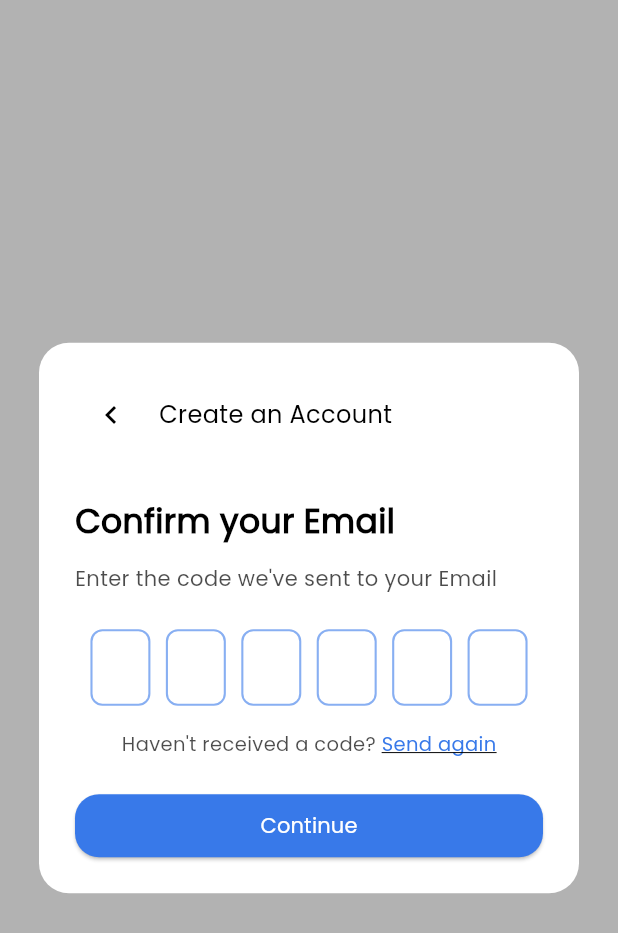
After one commit to KirjaSwappi/kirjaswappi-app, a Flutter app: the VerifyEmailModal screen opened directly, on a phone screen of 412 x 824 dp. The commit adds this screen. Shown: the top 933 px of the screen. Run offline on Flutter 3.47's test engine with Material 3 defaults, Android fonts, the phone set to English and light mode, and no system bars.

Commit message:
Signup and Verify added final

```diff
--- /dev/null
+++ b/lib/verify_email_modal.dart
@@ -0,0 +1,227 @@
+import 'package:flutter/material.dart';
+
+class VerifyEmailModal extends StatelessWidget {
+  const VerifyEmailModal({super.key});
+
+  @override
+  Widget build(BuildContext context) {
+    final colorScheme = Theme.of(context).colorScheme;
+    final textColor = colorScheme.onSurface;
+    final backgroundColor = Theme.of(context).brightness == Brightness.light
+        ? Colors.white
+        : colorScheme.surface;
+
+    return GestureDetector(
+      onTap: () => FocusScope.of(context).unfocus(),
+      child: Scaffold(
+        backgroundColor: Colors.black.withOpacity(0.3), // Dimmed background
+        body: Center(
+          child: Container(
+            margin: const EdgeInsets.symmetric(horizontal: 0, vertical: 64),
+            padding: const EdgeInsets.symmetric(horizontal: 24, vertical: 24),
+            decoration: BoxDecoration(
+              color: backgroundColor,
+              borderRadius: BorderRadius.circular(20),
+            ),
+            width: 360,
+            child: Column(
+              mainAxisSize: MainAxisSize.min,
+              crossAxisAlignment: CrossAxisAlignment.stretch,
+              children: [
+                Row(
+                  children: [
+                    IconButton(
+                      icon: Icon(
+                        Icons.chevron_left,
+                        size: 24,
+                        color: textColor,
+                      ),
+                      padding: EdgeInsets.zero,
+                      onPressed: () => Navigator.pop(context),
+                    ),
+                    const SizedBox(width: 8),
+                    Text(
+                      'Create an Account',
+                      style: const TextStyle(
+                        fontFamily: 'Poppins',
+                        fontWeight: FontWeight.w500,
+                        fontSize: 16,
+                      ),
+                    ),
+                  ],
+                ),
+                const SizedBox(height: 32),
+                Text(
+                  "Confirm your Email",
+                  textAlign: TextAlign.left,
+                  style: const TextStyle(
+                    fontFamily: 'Poppins',
+                    fontWeight: FontWeight.bold,
+                    fontSize: 22,
+                  ),
+                ),
+                const SizedBox(height: 12),
+                Text(
+                  "Enter the code we've sent to your Email",
+                  style: TextStyle(
+                    fontFamily: 'Poppins',
+                    fontSize: 14,
+                    fontWeight: FontWeight.w300,
+                    color: textColor.withOpacity(0.7),
+                  ),
+                ),
+                const SizedBox(height: 24),
+                _OtpFields(),
+                const SizedBox(height: 16),
+                Row(
+                  mainAxisAlignment: MainAxisAlignment.center,
+                  children: [
+                    Text(
+                      "Haven't received a code? ",
+                      style: TextStyle(
+                        fontFamily: 'Poppins',
+                        fontSize: 13,
+                        color: textColor.withOpacity(0.7),
+                      ),
+                    ),
+                    GestureDetector(
+                      onTap: () {
+                        // TODO: Resend code logic
+                      },
+                      child: Text(
+                        "Send again",
+                        style: TextStyle(
+                          fontFamily: 'Poppins',
+                          fontSize: 13,
+                          fontWeight: FontWeight.w500,
+                          color: Theme.of(context).colorScheme.primary,
+                          decoration: TextDecoration.underline,
+                        ),
+                      ),
+                    ),
+                  ],
+                ),
+                const SizedBox(height: 24),
+                SizedBox(
+                  height: 42,
+                  child: ElevatedButton(
+                    onPressed: () {
+                      // TODO: Continue button logic
+                    },
+                    style: ButtonStyle(
+                      backgroundColor: MaterialStateProperty.all(
+                        colorScheme.primary,
+                      ),
+                      shape: MaterialStateProperty.all(
+                        RoundedRectangleBorder(
+                          borderRadius: BorderRadius.circular(16),
+                        ),
+                      ),
+                      overlayColor: MaterialStateProperty.resolveWith<Color?>((
+                        Set<MaterialState> states,
+                      ) {
+                        if (states.contains(MaterialState.pressed)) {
+                          return colorScheme.onPrimary.withOpacity(0.12);
+                        }
+                        return null;
+                      }),
+                    ),
+                    child: const Text(
+                      "Continue",
+                      style: TextStyle(
+                        fontFamily: 'Poppins',
+                        fontSize: 14,
+                        fontWeight: FontWeight.w400,
+                        color: Colors.white,
+                      ),
+                    ),
+                  ),
+                ),
+              ],
+            ),
+          ),
+        ),
+      ),
+    );
+  }
+}
+
+class _OtpFields extends StatefulWidget {
+  @override
+  State<_OtpFields> createState() => _OtpFieldsState();
+}
+
+class _OtpFieldsState extends State<_OtpFields> {
+  final List<TextEditingController> _controllers = List.generate(
+    6,
+    (index) => TextEditingController(),
+  );
+  final List<FocusNode> _focusNodes = List.generate(6, (index) => FocusNode());
+
+  @override
+  void dispose() {
+    for (final c in _controllers) {
+      c.dispose();
+    }
+    for (final f in _focusNodes) {
+      f.dispose();
+    }
+    super.dispose();
+  }
+
+  @override
+  Widget build(BuildContext context) {
+    final border = OutlineInputBorder(
+      borderRadius: BorderRadius.circular(8),
+      borderSide: BorderSide(
+        color: Theme.of(context).colorScheme.primary.withOpacity(0.6),
+        width: 1.4,
+      ),
+    );
+
+    return Row(
+      mainAxisAlignment: MainAxisAlignment.spaceEvenly,
+      children: List.generate(6, (i) {
+        return SizedBox(
+          width: 40,
+          child: TextField(
+            controller: _controllers[i],
+            focusNode: _focusNodes[i],
+            textAlign: TextAlign.center,
+            keyboardType: TextInputType.number,
+            maxLength: 1,
+            style: const TextStyle(
+              fontFamily: 'Poppins',
+              fontSize: 18,
+              fontWeight: FontWeight.w600,
+              letterSpacing: 2,
+              color: Colors.black,
+            ),
+            decoration: InputDecoration(
+              counterText: '',
+              border: border,
+              enabledBorder: border,
+              focusedBorder: border.copyWith(
+                borderSide: BorderSide(
+                  color: Theme.of(context).colorScheme.primary,
+                  width: 2,
+                ),
+              ),
+              filled: true,
+              fillColor: Colors.white,
+              contentPadding: const EdgeInsets.symmetric(vertical: 12),
+            ),
+            onChanged: (value) {
+              if (value.length == 1 && i < 5) {
+                _focusNodes[i + 1].requestFocus();
+              }
+              if (value.isEmpty && i > 0) {
+                _focusNodes[i - 1].requestFocus();
+              }
+            },
+          ),
+        );
+      }),
+    );
+  }
+}
```
Also changed, not shown: lib/sign_up_screen.dart (+88 -22 lines).
